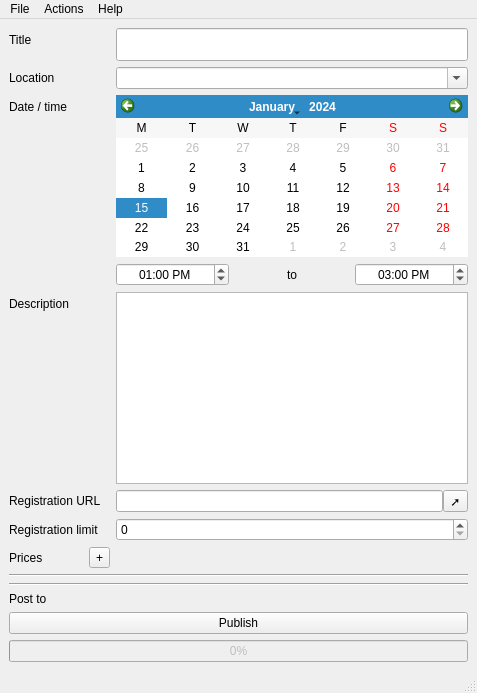
Qt form src/ui/MainWindow.ui (MakeICT/event-creator) before a commit.
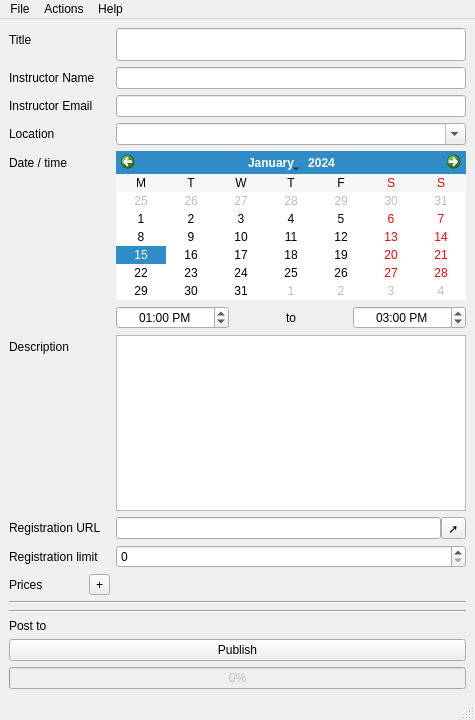
The same form after that commit.

Commit message: Fix DST issues, change to IANA timezone names, add fields for instructor name and email

Patch:
```diff
--- a/src/ui/MainWindow.ui
+++ b/src/ui/MainWindow.ui
@@ -7,8 +7,8 @@
    <rect>
     <x>0</x>
     <y>0</y>
-    <width>477</width>
-    <height>693</height>
+    <width>475</width>
+    <height>720</height>
    </rect>
   </property>
   <property name="windowTitle">
@@ -21,14 +21,14 @@
       <property name="fieldGrowthPolicy">
        <enum>QFormLayout::AllNonFixedFieldsGrow</enum>
       </property>
-      <item row="1" column="0">
+      <item row="2" column="0">
        <widget class="QLabel" name="label">
         <property name="text">
          <string>Title</string>
         </property>
        </widget>
       </item>
-      <item row="1" column="1">
+      <item row="2" column="1">
        <widget class="QLineEdit" name="titleInput">
         <property name="font">
          <font>
@@ -40,28 +40,28 @@
         </property>
        </widget>
       </item>
-      <item row="2" column="0">
+      <item row="5" column="0">
        <widget class="QLabel" name="label_7">
         <property name="text">
          <string>Location</string>
         </property>
        </widget>
       </item>
-      <item row="2" column="1">
+      <item row="5" column="1">
        <widget class="QComboBox" name="locationInput">
         <property name="editable">
          <bool>true</bool>
         </property>
        </widget>
       </item>
-      <item row="3" column="0">
+      <item row="6" column="0">
        <widget class="QLabel" name="label_3">
         <property name="text">
          <string>Date / time</string>
         </property>
        </widget>
       </item>
-      <item row="3" column="1">
+      <item row="6" column="1">
        <layout class="QVBoxLayout" name="verticalLayout">
         <item>
          <widget class="QCalendarWidget" name="dateInput">
@@ -123,35 +123,21 @@
         </item>
        </layout>
       </item>
-      <item row="4" column="0">
+      <item row="7" column="0">
        <widget class="QLabel" name="label_2">
         <property name="text">
          <string>Description</string>
         </property>
        </widget>
       </item>
-      <item row="4" column="1">
-       <widget class="QTextEdit" name="descriptionInput">
-        <property name="autoFormatting">
-         <set>QTextEdit::AutoAll</set>
-        </property>
-        <property name="html">
-         <string>&lt;!DOCTYPE HTML PUBLIC &quot;-//W3C//DTD HTML 4.0//EN&quot; &quot;http://www.w3.org/TR/REC-html40/strict.dtd&quot;&gt;
-&lt;html&gt;&lt;head&gt;&lt;meta name=&quot;qrichtext&quot; content=&quot;1&quot; /&gt;&lt;style type=&quot;text/css&quot;&gt;
-p, li { white-space: pre-wrap; }
-&lt;/style&gt;&lt;/head&gt;&lt;body style=&quot; font-family:'Arial'; font-size:10pt; font-weight:400; font-style:normal;&quot;&gt;
-&lt;p style=&quot;-qt-paragraph-type:empty; margin-top:0px; margin-bottom:0px; margin-left:0px; margin-right:0px; -qt-block-indent:0; text-indent:0px; font-family:'Noto Sans';&quot;&gt;&lt;br /&gt;&lt;/p&gt;&lt;/body&gt;&lt;/html&gt;</string>
-        </property>
-       </widget>
-      </item>
-      <item row="5" column="0">
+      <item row="8" column="0">
        <widget class="QLabel" name="label_10">
         <property name="text">
          <string>Registration URL</string>
         </property>
        </widget>
       </item>
-      <item row="5" column="1">
+      <item row="8" column="1">
        <layout class="QHBoxLayout" name="horizontalLayout_4">
         <property name="spacing">
          <number>0</number>
@@ -174,24 +160,14 @@
         </item>
        </layout>
       </item>
-      <item row="6" column="0">
+      <item row="10" column="0">
        <widget class="QLabel" name="label_8">
         <property name="text">
          <string>Registration limit</string>
         </property>
        </widget>
       </item>
-      <item row="6" column="1">
-       <widget class="QSpinBox" name="registrationLimitInput">
-        <property name="toolTip">
-         <string>For no limit, set to 0</string>
-        </property>
-        <property name="statusTip">
-         <string>The maximum number of people who are allowed to register. For no limit, set to 0.</string>
-        </property>
-       </widget>
-      </item>
-      <item row="7" column="0">
+      <item row="13" column="0">
        <layout class="QHBoxLayout" name="horizontalLayout_3">
         <item>
          <widget class="QLabel" name="label_9">
@@ -222,9 +198,53 @@
         </item>
        </layout>
       </item>
-      <item row="7" column="1">
+      <item row="13" column="1">
        <layout class="QVBoxLayout" name="priceList"/>
       </item>
+      <item row="7" column="1">
+       <widget class="QTextEdit" name="descriptionInput">
+        <property name="autoFormatting">
+         <set>QTextEdit::AutoAll</set>
+        </property>
+        <property name="html">
+         <string>&lt;!DOCTYPE HTML PUBLIC &quot;-//W3C//DTD HTML 4.0//EN&quot; &quot;http://www.w3.org/TR/REC-html40/strict.dtd&quot;&gt;
+&lt;html&gt;&lt;head&gt;&lt;meta name=&quot;qrichtext&quot; content=&quot;1&quot; /&gt;&lt;style type=&quot;text/css&quot;&gt;
+p, li { white-space: pre-wrap; }
+&lt;/style&gt;&lt;/head&gt;&lt;body style=&quot; font-family:'Cantarell'; font-size:11pt; font-weight:400; font-style:normal;&quot;&gt;
+&lt;p style=&quot;-qt-paragraph-type:empty; margin-top:0px; margin-bottom:0px; margin-left:0px; margin-right:0px; -qt-block-indent:0; text-indent:0px; font-family:'Noto Sans'; font-size:10pt;&quot;&gt;&lt;br /&gt;&lt;/p&gt;&lt;/body&gt;&lt;/html&gt;</string>
+        </property>
+       </widget>
+      </item>
+      <item row="10" column="1">
+       <widget class="QSpinBox" name="registrationLimitInput">
+        <property name="toolTip">
+         <string>For no limit, set to 0</string>
+        </property>
+        <property name="statusTip">
+         <string>The maximum number of people who are allowed to register. For no limit, set to 0.</string>
+        </property>
+       </widget>
+      </item>
+      <item row="3" column="1">
+       <widget class="QLineEdit" name="instructorNameInput"/>
+      </item>
+      <item row="3" column="0">
+       <widget class="QLabel" name="label_6">
+        <property name="text">
+         <string>Instructor Name</string>
+        </property>
+       </widget>
+      </item>
+      <item row="4" column="1">
+       <widget class="QLineEdit" name="instructorEmailInput"/>
+      </item>
+      <item row="4" column="0">
+       <widget class="QLabel" name="label_11">
+        <property name="text">
+         <string>Instructor Email</string>
+        </property>
+       </widget>
+      </item>
      </layout>
     </item>
     <item>
@@ -246,6 +266,9 @@
     </item>
     <item>
      <layout class="QFormLayout" name="formLayout_2">
+      <property name="fieldGrowthPolicy">
+       <enum>QFormLayout::AllNonFixedFieldsGrow</enum>
+      </property>
       <item row="0" column="0">
        <widget class="QLabel" name="label_4">
         <property name="text">
@@ -282,8 +305,8 @@
     <rect>
      <x>0</x>
      <y>0</y>
-     <width>477</width>
-     <height>27</height>
+     <width>475</width>
+     <height>24</height>
     </rect>
    </property>
    <widget class="QMenu" name="menuHelp">
```
Left out of the diff: 2 changed lines with no effect on the pictures. The commit also changes 5 other files.
